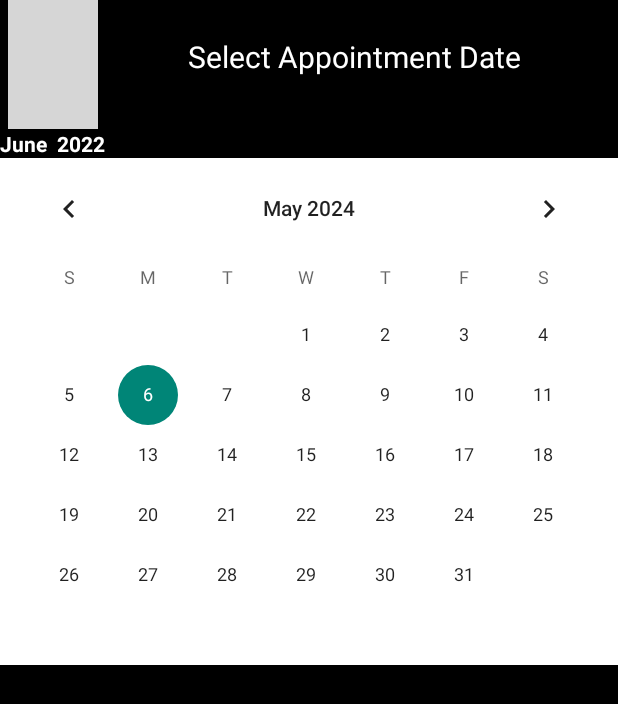
After one commit to SyedMuhaimen01/DocConnect, an Android app: the selectAppointmentDate screen opened directly, with no data from a screen before it, on a phone screen of 412 x 824 dp. The commit adds this screen. Shown: the top 704 px of the screen. Run offline under Robolectric (Android 15) with nearby library versions, the phone set to English and light mode, and no system bars; grey boxes are pictures that could not be loaded.

```diff
--- a/app/build.gradle.kts
+++ b/app/build.gradle.kts
@@ -41,6 +41,7 @@ dependencies {
     implementation("androidx.appcompat:appcompat:1.6.1")
     implementation("com.google.android.material:material:1.11.0")
     implementation("androidx.constraintlayout:constraintlayout:2.1.4")
+    implementation("androidx.activity:activity:1.8.0")
     testImplementation("junit:junit:4.13.2")
     androidTestImplementation("androidx.test.ext:junit:1.1.5")
     androidTestImplementation("androidx.test.espresso:espresso-core:3.5.1")
--- a/app/src/main/AndroidManifest.xml
+++ b/app/src/main/AndroidManifest.xml
@@ -12,6 +12,9 @@
         android:supportsRtl="true"
         android:theme="@style/Theme.DocConnect"
         tools:targetApi="31">
+        <activity
+            android:name=".selectAppointmentDate"
+            android:exported="false" />
         <activity
             android:name=".feedback"
             android:exported="false" />
--- a/app/src/main/java/com/ahmadmustafa/docconnect/MainActivity.kt
+++ b/app/src/main/java/com/ahmadmustafa/docconnect/MainActivity.kt
@@ -10,7 +10,7 @@ class MainActivity : AppCompatActivity() {
     @SuppressLint("MissingInflatedId")
     override fun onCreate(savedInstanceState: Bundle?) {
         super.onCreate(savedInstanceState)
-        setContentView(R.layout.activity_feedback)
+        setContentView(R.layout.activity_select_appointment_date)
 
         //button for image view
 
--- /dev/null
+++ b/app/src/main/java/com/ahmadmustafa/docconnect/selectAppointmentDate.kt
@@ -0,0 +1,20 @@
+package com.ahmadmustafa.docconnect
+
+import android.os.Bundle
+import androidx.activity.enableEdgeToEdge
+import androidx.appcompat.app.AppCompatActivity
+import androidx.core.view.ViewCompat
+import androidx.core.view.WindowInsetsCompat
+
+class selectAppointmentDate : AppCompatActivity() {
+    override fun onCreate(savedInstanceState: Bundle?) {
+        super.onCreate(savedInstanceState)
+        enableEdgeToEdge()
+        setContentView(R.layout.activity_select_appointment_date)
+        ViewCompat.setOnApplyWindowInsetsListener(findViewById(R.id.main)) { v, insets ->
+            val systemBars = insets.getInsets(WindowInsetsCompat.Type.systemBars())
+            v.setPadding(systemBars.left, systemBars.top, systemBars.right, systemBars.bottom)
+            insets
+        }
+    }
+}
--- /dev/null
+++ b/app/src/main/res/layout/activity_select_appointment_date.xml
@@ -0,0 +1,62 @@
+<?xml version="1.0" encoding="utf-8"?>
+<LinearLayout xmlns:android="http://schemas.android.com/apk/res/android"
+    xmlns:app="http://schemas.android.com/apk/res-auto"
+    xmlns:tools="http://schemas.android.com/tools"
+    android:id="@+id/main"
+    android:layout_width="match_parent"
+    android:layout_height="match_parent"
+    android:background="@color/black"
+    tools:context=".selectAppointmentDate"
+    tools:ignore="Orientation"
+    android:orientation="vertical"
+    >
+    <LinearLayout
+        android:layout_width="match_parent"
+        android:layout_height="wrap_content"
+        android:orientation="horizontal">
+        <ImageView
+            android:layout_width="60dp"
+            android:layout_height="wrap_content"
+            android:src="@drawable/backarrow_foreground"
+            android:layout_marginTop="-10dp"
+            android:layout_marginLeft="5dp"/>
+        <TextView
+
+            android:layout_width="match_parent"
+            android:layout_height="wrap_content"
+            android:text="Select Appointment Date "
+            android:textSize="20dp"
+            android:layout_gravity="center"
+            android:fontFamily="sans-serif"
+            android:layout_marginTop="-5dp"
+            android:textColor="@color/white"
+            android:textAlignment="center"></TextView>
+    </LinearLayout>
+    <LinearLayout
+        android:layout_width="wrap_content"
+        android:layout_height="wrap_content"
+        android:orientation="horizontal">
+        <TextView
+            android:layout_width="wrap_content"
+            android:layout_height="wrap_content"
+            android:text="June"
+            android:textColor="@color/white"
+            android:textStyle="bold"></TextView>
+
+        <TextView
+            android:layout_width="wrap_content"
+            android:layout_height="wrap_content"
+            android:text="2022"
+            android:textColor="@color/white"
+            android:layout_marginLeft="10px"
+            android:textStyle="bold"></TextView>
+    </LinearLayout>
+
+    <CalendarView
+        android:id="@+id/calendarView"
+        android:layout_width="match_parent"
+        android:layout_height="wrap_content"
+        android:background="@color/white"
+        android:weekNumberColor="@color/black"
+        android:unfocusedMonthDateColor="@color/black"></CalendarView>
+</LinearLayout>
```
